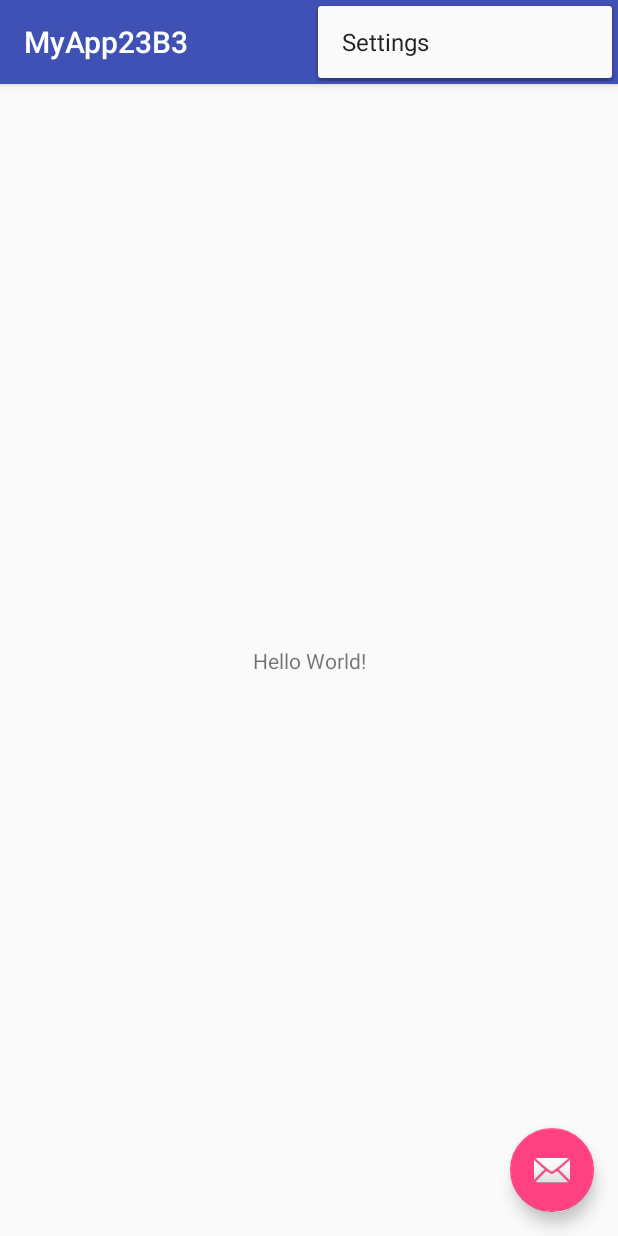
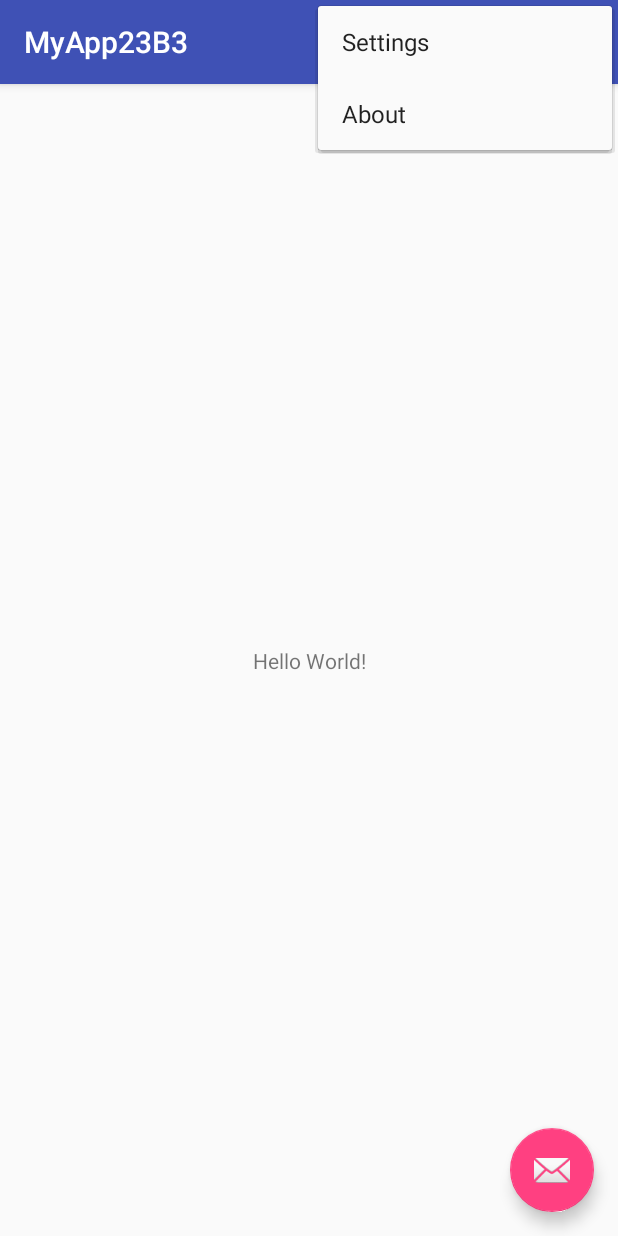
Before and after one commit to ay65535/MyApp23B3, an Android app: the screen it shows after launch (MainActivity), with the options menu open, on a phone screen of 412 x 824 dp. Run offline under Robolectric (Android 15) with nearby library versions, the phone set to English and light mode, and no system bars.

Commit message:
Second commit

```diff
--- a/app/src/main/res/menu/menu_main.xml
+++ b/app/src/main/res/menu/menu_main.xml
@@ -7,4 +7,9 @@
         android:orderInCategory="100"
         android:title="@string/action_settings"
         app:showAsAction="never" />
+    <item
+        android:id="@+id/action_about"
+        android:orderInCategory="200"
+        android:title="@string/action_about"
+        app:showAsAction="never" />
 </menu>
--- a/app/src/main/res/values/strings.xml
+++ b/app/src/main/res/values/strings.xml
@@ -1,4 +1,5 @@
 <resources>
     <string name="app_name">MyApp23B3</string>
     <string name="action_settings">Settings</string>
+    <string name="action_about">About</string>
 </resources>
--- /dev/null
+++ b/app/src/main/res/xml/my_backup_rules.xml
@@ -0,0 +1,4 @@
+<?xml version="1.0" encoding="utf-8"?>
+<full-backup-content>
+    <include domain="sharedpref" path="."/>
+</full-backup-content>
```
Also changed, not shown: app/src/main/AndroidManifest.xml (+9 -1 lines), app/src/main/java/com/github/ay65535/myapp23b3/MainActivity.java (+10 -3 lines), app/src/main/java/com/github/ay65535/myapp23b3/SettingManager.java (added, +32 -0 lines), 3 other files.
